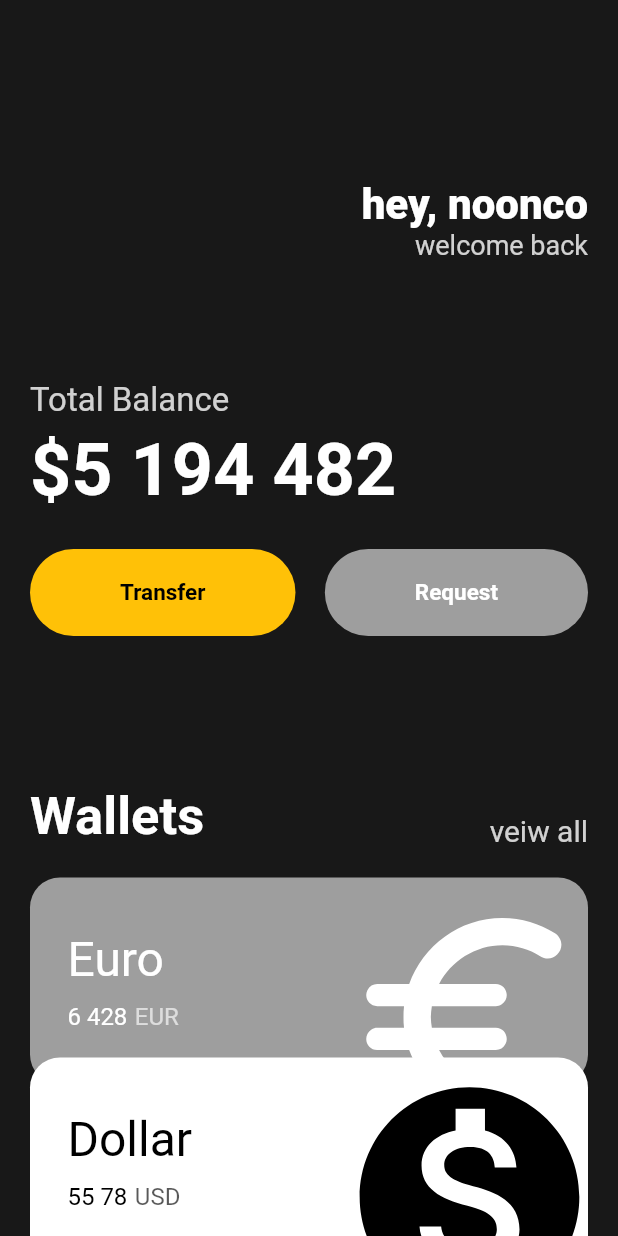
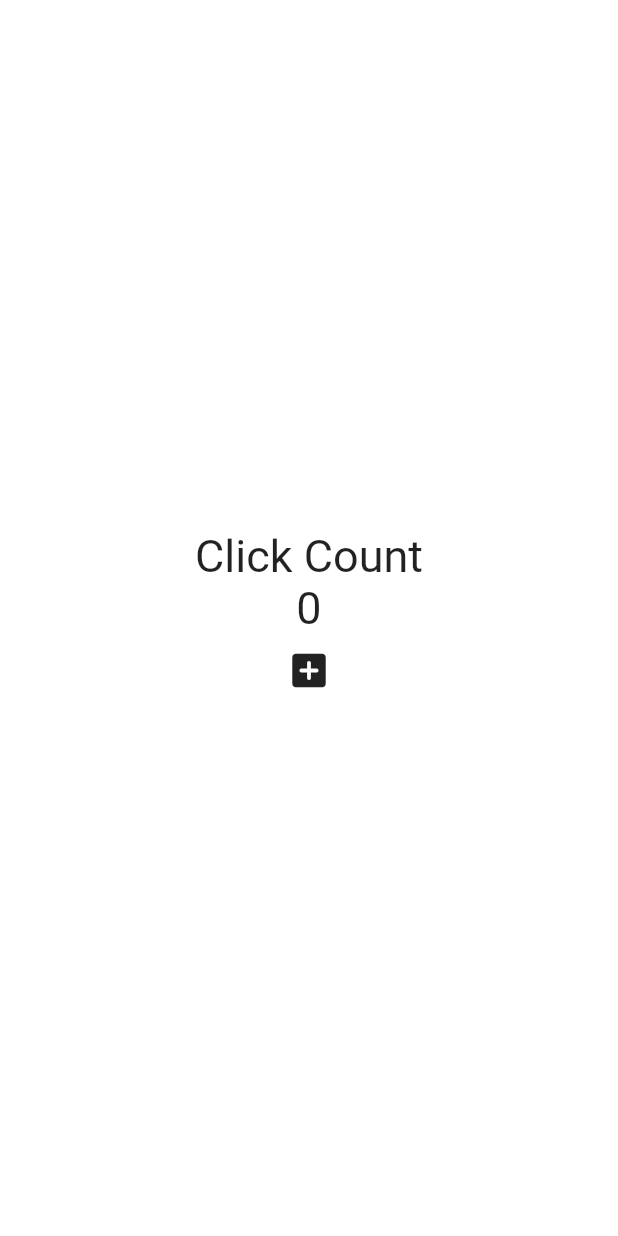
Before and after one commit to mypace0600/toonflix, a Flutter app: the screen it shows after launch, on a phone screen of 412 x 824 dp. Run offline on Flutter 3.47's test engine with Material 2 defaults, Android fonts, the phone set to English and light mode, and no system bars.

```diff
--- a/lib/main.dart
+++ b/lib/main.dart
@@ -1,150 +1,54 @@
 import 'package:flutter/material.dart';
-import 'package:toonflix/widgets/button.dart';
-import 'package:toonflix/widgets/card.dart';
 
 void main() {
   runApp(const App());
 }
 
-class App extends StatelessWidget {
+class App extends StatefulWidget {
   const App({super.key});
+
+  @override
+  State<App> createState() => _AppState();
+}
+
+class _AppState extends State<App> {
+  int counter = 0;
+
+  void onClicked() {
+    setState(() {
+      counter = counter + 1;
+    });
+  }
 
   @override
   Widget build(BuildContext context) {
     return MaterialApp(
       home: Scaffold(
-        backgroundColor: const Color(0xFF181818),
-        body: SingleChildScrollView(
-          child: Padding(
-            padding: const EdgeInsets.symmetric(
-              horizontal: 20,
-            ),
+        backgroundColor: Colors.white,
+        body: Center(
           child: Column(
-              crossAxisAlignment: CrossAxisAlignment.start,
-              children: [
-                const SizedBox(
-                  height: 120,
-                ),
-                Row(
-                  mainAxisAlignment: MainAxisAlignment.end,
-                  children: [
-                    Column(
-                      crossAxisAlignment: CrossAxisAlignment.end,
+            mainAxisAlignment: MainAxisAlignment.center,
             children: [
               const Text(
-                          'hey, noonco',
+                'Click Count',
                 style: TextStyle(
-                            color: Colors.white,
-                            fontSize: 28,
-                            fontWeight: FontWeight.w800,
+                  fontSize: 30,
                 ),
               ),
               Text(
-                          'welcome back',
-                          style: TextStyle(
-                            color: Colors.white.withOpacity(0.8),
-                            fontSize: 18,
+                '$counter',
+                style: const TextStyle(
+                  fontSize: 30,
+                ),
+              ),
+              IconButton(
+                onPressed: onClicked,
+                icon: const Icon(
+                  Icons.add_box_rounded,
+                  size: 30,
                 ),
               ),
             ],
-                    )
-                  ],
-                ),
-                const SizedBox(
-                  height: 80,
-                ),
-                Text(
-                  'Total Balance',
-                  style: TextStyle(
-                    fontSize: 22,
-                    color: Colors.white.withOpacity(0.8),
-                  ),
-                ),
-                const SizedBox(
-                  height: 5,
-                ),
-                const Text(
-                  '\$5 194 482',
-                  style: TextStyle(
-                    fontSize: 48,
-                    fontWeight: FontWeight.w600,
-                    color: Colors.white,
-                  ),
-                ),
-                const SizedBox(
-                  height: 25,
-                ),
-                const Row(
-                  mainAxisAlignment: MainAxisAlignment.spaceBetween,
-                  children: [
-                    MyButton(
-                      text: 'Transfer',
-                      bgColor: Colors.amber,
-                      textColor: Colors.black,
-                    ),
-                    MyButton(
-                      text: 'Request',
-                      bgColor: Colors.grey,
-                      textColor: Colors.white,
-                    ),
-                  ],
-                ),
-                const SizedBox(
-                  height: 100,
-                ),
-                Row(
-                  mainAxisAlignment: MainAxisAlignment.spaceBetween,
-                  crossAxisAlignment: CrossAxisAlignment.end,
-                  children: [
-                    const Text(
-                      'Wallets',
-                      style: TextStyle(
-                        color: Colors.white,
-                        fontSize: 35,
-                        fontWeight: FontWeight.w600,
-                      ),
-                    ),
-                    Text(
-                      'veiw all',
-                      style: TextStyle(
-                        color: Colors.white.withOpacity(0.8),
-                        fontSize: 20,
-                      ),
-                    ),
-                  ],
-                ),
-                const SizedBox(
-                  height: 20,
-                ),
-                const MyCard(
-                  money: "Euro",
-                  number: "6 428",
-                  shortName: "EUR",
-                  bgColor: Colors.grey,
-                  textColor: Colors.white,
-                  iconName: Icons.euro_rounded,
-                  offsetData: 0,
-                ),
-                const MyCard(
-                  money: "Dollar",
-                  number: "55 78",
-                  shortName: "USD",
-                  bgColor: Colors.white,
-                  textColor: Colors.black,
-                  iconName: Icons.monetization_on,
-                  offsetData: -18,
-                ),
-                const MyCard(
-                  money: "Yen",
-                  number: "185 55",
-                  shortName: "JPY",
-                  bgColor: Colors.grey,
-                  textColor: Colors.white,
-                  iconName: Icons.currency_yen,
-                  offsetData: -36,
-                ),
-              ],
-            ),
           ),
         ),
       ),
```
Lines whose indentation alone changed are shown as unchanged.
